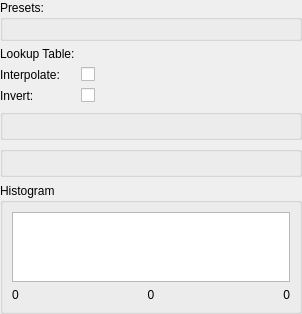
Revvity/Slicer, file Modules/Loadable/Volumes/Widgets/Resources/UI/qSlicerScalarVolumeDisplayWidget.ui: the form before one commit.
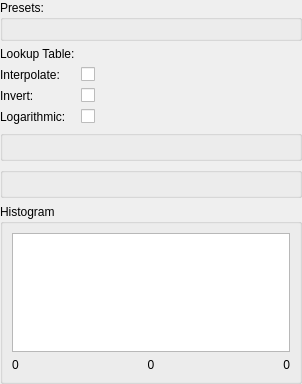
The form after the commit. Custom widgets are drawn as their Qt base class.

Commit message:
[backport PR-9016] ENH: Add option for scalar volume logarithmic color mapping
This commit adds the option to apply base-10 logarithmic color mapping for scalar volume display nodes.

Color legend display logic, volume module transfer function display logic, and logic for synchronizing the volume rendering scalar color mapping with the volume display properties are all updated to accomodate the new log option.

See https://github.com/Slicer/Slicer/pull/9016/changes/30463cf2cf8e8b9743461cf78f86d486661faf92

Patch:
```diff
--- a/Modules/Loadable/Volumes/Widgets/Resources/UI/qSlicerScalarVolumeDisplayWidget.ui
+++ b/Modules/Loadable/Volumes/Widgets/Resources/UI/qSlicerScalarVolumeDisplayWidget.ui
@@ -7,7 +7,7 @@
     <x>0</x>
     <y>0</y>
     <width>302</width>
-    <height>224</height>
+    <height>384</height>
    </rect>
   </property>
   <property name="windowTitle">
@@ -107,7 +107,24 @@
      </property>
     </widget>
    </item>
-   <item row="4" column="0" colspan="2">
+   <item row="4" column="0">
+    <widget class="QLabel" name="LogCompressWindowLabel">
+     <property name="text">
+      <string>Logarithmic:</string>
+     </property>
+    </widget>
+   </item>
+   <item row="4" column="1">
+    <widget class="QCheckBox" name="LogCompressWindowCheckbox">
+     <property name="toolTip">
+      <string>Compress colormap logarithmically within display window.</string>
+     </property>
+     <property name="text">
+      <string/>
+     </property>
+    </widget>
+   </item>
+   <item row="5" column="0" colspan="2">
     <widget class="QGroupBox" name="groupBox">
      <property name="title">
       <string/>
@@ -125,7 +142,7 @@
      </layout>
     </widget>
    </item>
-   <item row="5" column="0" colspan="2">
+   <item row="6" column="0" colspan="2">
     <widget class="QGroupBox" name="groupBox_2">
      <property name="title">
       <string/>
@@ -143,7 +160,7 @@
      </layout>
     </widget>
    </item>
-   <item row="6" column="0" colspan="2">
+   <item row="7" column="0" colspan="2">
     <widget class="ctkCollapsibleGroupBox" name="HistogramGroupBox">
      <property name="toolTip">
       <string>Shows the number of pixels (y axis) vs the image intensity (x axis) over a background of the current window/level and threshold mapping.</string>
```
The commit also changes 12 other files.
